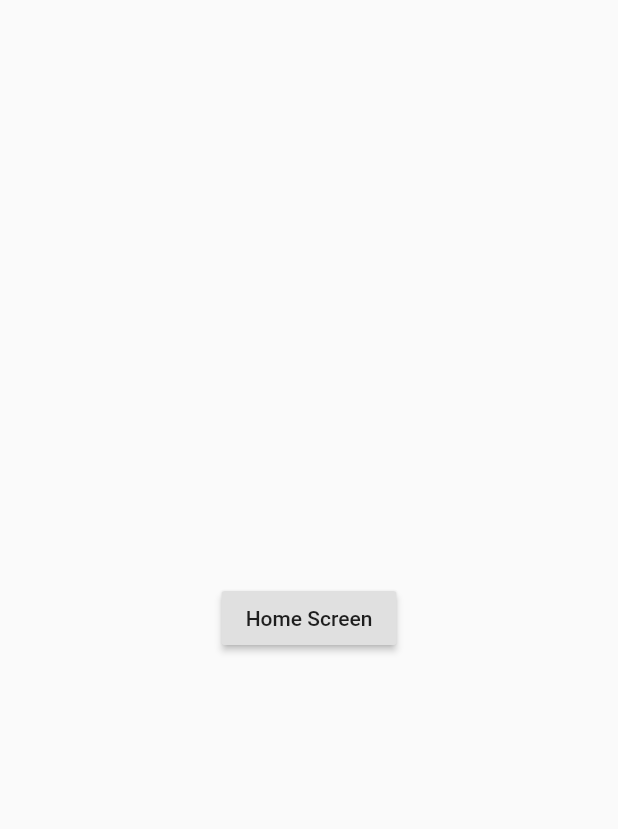
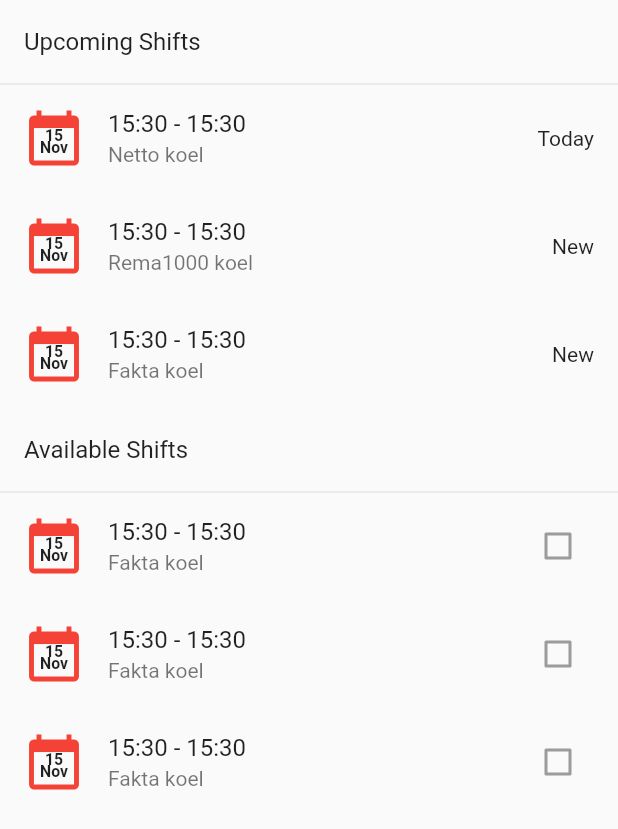
Before and after one commit to effortless-mgmt/ems_app, a Flutter app: the HomeScreen screen opened directly, on a phone screen of 412 x 824 dp. Shown: the top 829 px of the screen. Run offline on Flutter 3.47's test engine with Material 2 defaults, Android fonts, the phone set to English and light mode, and no system bars; our stand-ins replace tuple; missing offline and left inert: duration, flutter_duration_picker.

Commit message:
Create home screen (#26)
* Added wip version of home screen

* Added class hierarchy with factories and all that jazz

* Remove duplicate mapping key

```diff
--- a/lib/src/screens/home_screen.dart
+++ b/lib/src/screens/home_screen.dart
@@ -1,15 +1,212 @@
 import 'package:flutter/material.dart';
+import 'package:intl/intl.dart';
 
 class HomeScreen extends StatelessWidget {
   @override
   Widget build(BuildContext context) {
     return Scaffold(
-      body: Center(
-        child: RaisedButton(
-          onPressed: () {},
-          child: Text('Home Screen'),
+        body: ListView.builder(
+      itemCount: exampleList.length,
+      itemBuilder: _buildListTile,
+    ));
+  }
+
+  Widget _buildListTile(BuildContext context, int index) {
+    final item = exampleList[index];
+    if (item is HeadingItem) {
+      return Column(children: [
+        ListTile(
+          title: Text(
+            item._heading,
+          ),
         ),
+        Divider(
+          height: 0.0,
+        ),
+      ]);
+    } else if (item is UpcomingShift) {
+      return _buildUpcomingShifts(context, item);
+    } else if (item is AvailableShift) {
+      return _buildAvailableShifts(context, item);
+    }
+    return null;
+  }
+
+  _buildUpcomingShifts(BuildContext context, UpcomingShift item) {
+    return ListTile(
+      leading: _buildDateIcon(context, item._shiftStart),
+      title: Text(DateFormat.Hm().format(item._shiftStart) +
+          " - " +
+          DateFormat.Hm().format(item._shiftEnd)),
+      subtitle: Text(item._location),
+      trailing: Text(item._status),
+    );
+  }
+
+  _buildAvailableShifts(BuildContext context, AvailableShift item) {
+    return ListTile(
+      leading: _buildDateIcon(context, item._shiftStart),
+      title: Text(DateFormat.Hm().format(item._shiftStart) +
+          " - " +
+          DateFormat.Hm().format(item._shiftEnd)),
+      subtitle: Text(item._location),
+      trailing: Checkbox(
+        value: item._checked,
+        onChanged: null, // TODO: add method for accepting available shift,
+      ),
+    );
+  }
+
+  _buildDateIcon(BuildContext context, DateTime dateTime) {
+    var day = DateFormat.d().format(dateTime);
+    var month = DateFormat.MMM().format(dateTime);
+    return Container(
+      child: Stack(
+        children: <Widget>[
+          Icon(
+            Icons.calendar_today,
+            color: Colors.red.shade500,
+            size: 40.0,
+          ),
+          Container(
+            padding: EdgeInsets.only(top: 16),
+            width: 40.0,
+            height: 40.0,
+            child: Column(
+              children: <Widget>[
+                Text(
+                  day,
+                  textScaleFactor: 0.75,
+                  style: TextStyle(
+                    height: 0.75,
+                    fontWeight: FontWeight.bold,
+                  ),
+                ),
+                Text(
+                  month,
+                  textScaleFactor: 0.75,
+                  style: TextStyle(
+                    height: 0.75,
+                    fontWeight: FontWeight.bold,
+                  ),
+                ),
+              ],
+            ),
+          ),
+        ],
       ),
     );
   }
 }
+
+class ListItem {}
+
+class HeadingItem extends ListItem {
+  final String _heading;
+
+  HeadingItem(this._heading);
+}
+
+class ShiftItem extends ListItem {
+  final DateTime _shiftStart;
+  final DateTime _shiftEnd;
+  final String _location;
+
+  ShiftItem.protected(this._shiftStart, this._shiftEnd, this._location);
+
+  factory ShiftItem.fromJson(Map<dynamic, dynamic> json) {
+    if (json["type"] == "available") {
+      return AvailableShift(
+        shiftStart: DateTime.parse(json["shiftStart"]),
+        shiftEnd: DateTime.parse(json["shiftEnd"]),
+        location: json["location"],
+      );
+    } else if (json["type"] == "upcoming") {
+      return UpcomingShift(
+        status: json["status"],
+        shiftStart: DateTime.parse(json["shiftStart"]),
+        shiftEnd: DateTime.parse(json["shiftEnd"]),
+        location: json["location"],
+      );
+    } else {
+      return null;
+    }
+  }
+}
+
+class AvailableShift extends ShiftItem {
+  bool _checked = false;
+  AvailableShift({@required shiftStart, @required shiftEnd, @required location})
+      : super.protected(shiftStart, shiftEnd, location);
+}
+
+class UpcomingShift extends ShiftItem {
+  String _status = "new";
+  UpcomingShift(
+      {@required shiftStart,
+      @required shiftEnd,
+      @required location,
+      @required status})
+      : this._status = status,
+        super.protected(shiftStart, shiftEnd, location);
+}
+
+final shiftItem1 = ShiftItem.fromJson({
+  "type": "upcoming",
+  "shiftStart": "2018-11-15T15:30:00",
+  "shiftEnd": "2018-11-15T15:30:00",
+  "location": "Netto koel",
+  "status": "Today",
+});
+
+final shiftItem2 = ShiftItem.fromJson({
+  "type": "upcoming",
+  "shiftStart": "2018-11-15T15:30:00",
+  "shiftEnd": "2018-11-15T15:30:00",
+  "location": "Rema1000 koel",
+  "status": "New",
+});
+
+final shiftItem3 = ShiftItem.fromJson({
+  "type": "upcoming",
+  "shiftStart": "2018-11-15T15:30:00",
+  "shiftEnd": "2018-11-15T15:30:00",
+  "location": "Fakta koel",
+  "status": "New",
+});
+
+final shiftItem4 = ShiftItem.fromJson({
+  "type": "available",
+  "shiftStart": "2018-11-15T15:30:00",
+  "shiftEnd": "2018-11-15T15:30:00",
+  "location": "Fakta koel",
+});
+
+final shiftItem5 = ShiftItem.fromJson({
+  "type": "available",
+  "shiftStart": "2018-11-15T15:30:00",
+  "shiftEnd": "2018-11-15T15:30:00",
+  "location": "Fakta koel",
+});
+
+final shiftItem6 = ShiftItem.fromJson({
+  "type": "available",
+  "shiftStart": "2018-11-15T15:30:00",
+  "shiftEnd": "2018-11-15T15:30:00",
+  "location": "Fakta koel",
+});
+
+final head1 = HeadingItem("Upcoming Shifts");
+
+final head2 = HeadingItem("Available Shifts");
+
+final exampleList = [
+  head1,
+  shiftItem1,
+  shiftItem2,
+  shiftItem3,
+  head2,
+  shiftItem4,
+  shiftItem5,
+  shiftItem6
+];
--- a/lib/util/user_loader.dart
+++ b/lib/util/user_loader.dart
@@ -1,23 +1,23 @@
-import 'dart:async';
-import 'dart:convert';
-import 'package:http/http.dart' as http;
-import 'user_list.dart';
+// import 'dart:async';
+// import 'dart:convert';
+// import 'package:http/http.dart' as http;
+// import 'user_list.dart';
 
-class UserLoader {
-  UserList _currentUserList;
+// class UserLoader {
+//   UserList _currentUserList;
 
-  Future<UserList> fetchUserList(String token) async {
-    print("Fetching List of Users. Token used: $token");
-    final response = await http.get("not a website yet/$token");
+//   Future<UserList> fetchUserList(String token) async {
+//     print("Fetching List of Users. Token used: $token");
+//     final response = await http.get("not a website yet/$token");
 
-    if (response.statusCode == 200) {
-      UserList userList = UserList.fromJson(json.decode(response.body));
-      _currentUserList = userList;
-      return userList;
-    } else {
-      throw TimeoutException("Failed to load contact");
-    }
-  }
+//     if (response.statusCode == 200) {
+//       UserList userList = UserList.fromJson(json.decode(response.body));
+//       _currentUserList = userList;
+//       return userList;
+//     } else {
+//       throw TimeoutException("Failed to load contact");
+//     }
+//   }
 
-  UserList get current => _currentUserList;
-}
+//   UserList get current => _currentUserList;
+// }
--- a/pubspec.yaml
+++ b/pubspec.yaml
@@ -13,10 +13,10 @@ environment:
   sdk: ">=2.0.0-dev.68.0 <3.0.0"
 
 dependencies:
+  intl: ^0.15.7
   flutter:
     sdk: flutter
   flutter_duration_picker: "^1.0.0"
-  intl: ^0.15.7
   tuple: ^1.0.2
   duration: ^2.0.0
 
```
